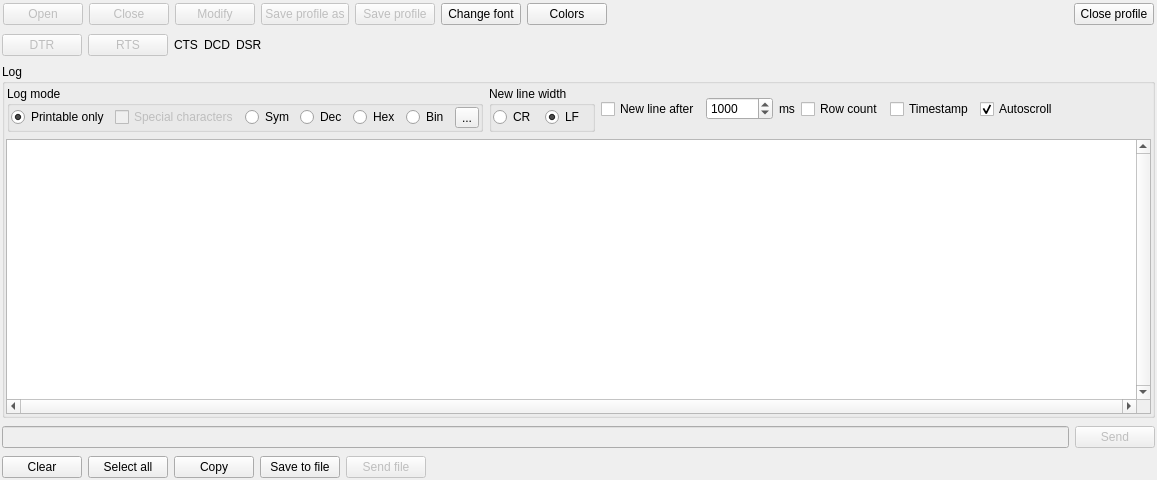
Before: the Qt Designer form qdterminal.ui in denisgottardello/QtComPort, drawn with Qt 5.
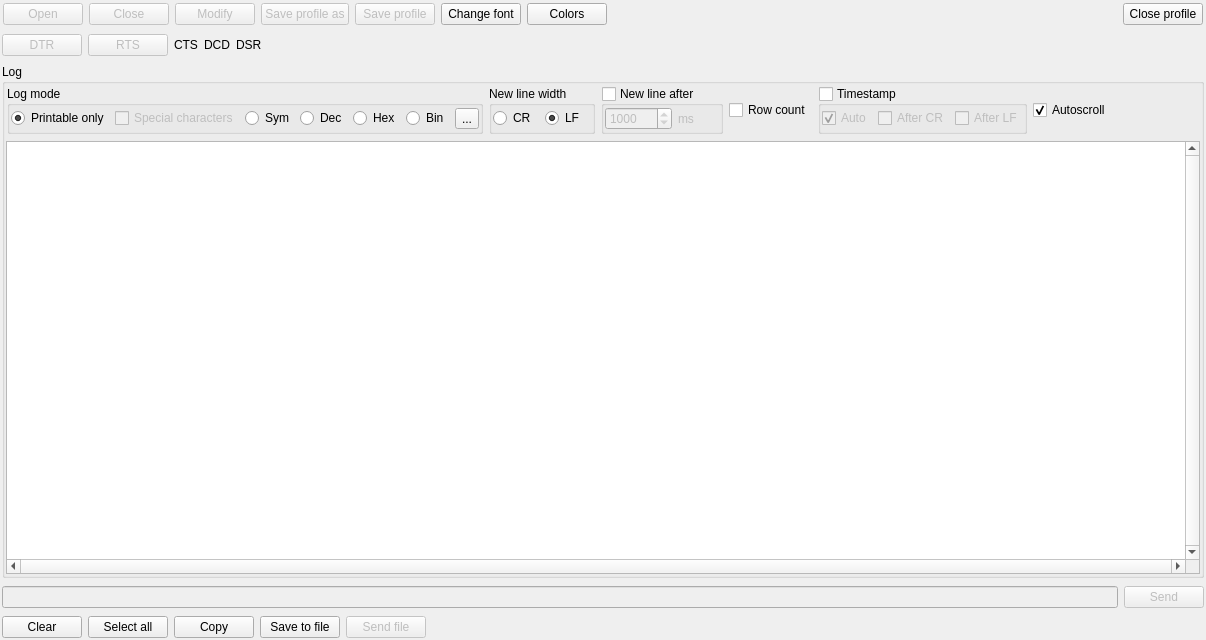
After: the same form once the commit is applied. Icons and pictures are not drawn.

Commit message: Timestamp auto, after CR and after LF was been provided

```diff
--- a/qdterminal.ui
+++ b/qdterminal.ui
@@ -6,8 +6,8 @@
    <rect>
     <x>0</x>
     <y>0</y>
-    <width>1157</width>
-    <height>480</height>
+    <width>1206</width>
+    <height>640</height>
    </rect>
   </property>
   <property name="windowTitle">
@@ -422,14 +422,34 @@
              </widget>
             </item>
             <item>
-             <widget class="QCheckBox" name="QCBNewLineAfter">
-              <property name="text">
+             <widget class="QGroupBox" name="QGBNewLineAfter">
+              <property name="title">
                <string>New line after</string>
               </property>
-             </widget>
-            </item>
+              <property name="checkable">
+               <bool>true</bool>
+              </property>
+              <property name="checked">
+               <bool>false</bool>
+              </property>
+              <layout class="QHBoxLayout" name="horizontalLayout_11">
+               <property name="leftMargin">
+                <number>1</number>
+               </property>
+               <property name="topMargin">
+                <number>1</number>
+               </property>
+               <property name="rightMargin">
+                <number>1</number>
+               </property>
+               <property name="bottomMargin">
+                <number>1</number>
+               </property>
             <item>
              <widget class="QSpinBox" name="QSBNewLineAfterMs">
+                 <property name="enabled">
+                  <bool>true</bool>
+                 </property>
               <property name="maximum">
                <number>999999</number>
               </property>
@@ -440,11 +460,17 @@
             </item>
             <item>
              <widget class="QLabel" name="label">
+                 <property name="enabled">
+                  <bool>true</bool>
+                 </property>
               <property name="text">
                <string>ms</string>
               </property>
              </widget>
             </item>
+              </layout>
+             </widget>
+            </item>
             <item>
              <widget class="QCheckBox" name="QCBRowCount">
               <property name="text">
@@ -453,10 +479,63 @@
              </widget>
             </item>
             <item>
-             <widget class="QCheckBox" name="QCBTimestamp">
-              <property name="text">
+             <widget class="QGroupBox" name="QGBTimestamp">
+              <property name="title">
                <string>Timestamp</string>
               </property>
+              <property name="checkable">
+               <bool>true</bool>
+              </property>
+              <property name="checked">
+               <bool>false</bool>
+              </property>
+              <layout class="QHBoxLayout" name="horizontalLayout_10">
+               <property name="leftMargin">
+                <number>1</number>
+               </property>
+               <property name="topMargin">
+                <number>1</number>
+               </property>
+               <property name="rightMargin">
+                <number>1</number>
+               </property>
+               <property name="bottomMargin">
+                <number>1</number>
+               </property>
+               <item>
+                <widget class="QCheckBox" name="QCBTimestampAuto">
+                 <property name="enabled">
+                  <bool>true</bool>
+                 </property>
+                 <property name="text">
+                  <string>Auto</string>
+                 </property>
+                 <property name="checked">
+                  <bool>true</bool>
+                 </property>
+                </widget>
+               </item>
+               <item>
+                <widget class="QCheckBox" name="QCBTimestampAfterCR">
+                 <property name="enabled">
+                  <bool>true</bool>
+                 </property>
+                 <property name="text">
+                  <string>After CR</string>
+                 </property>
+                </widget>
+               </item>
+               <item>
+                <widget class="QCheckBox" name="QCBTimestampAfterLF">
+                 <property name="enabled">
+                  <bool>true</bool>
+                 </property>
+                 <property name="text">
+                  <string>After LF</string>
+                 </property>
+                </widget>
+               </item>
+              </layout>
              </widget>
             </item>
             <item>
```
Left out of the diff: 8 changed lines with no effect on the pictures. Lines whose indentation alone changed are shown as unchanged. The commit also changes 7 other files.
